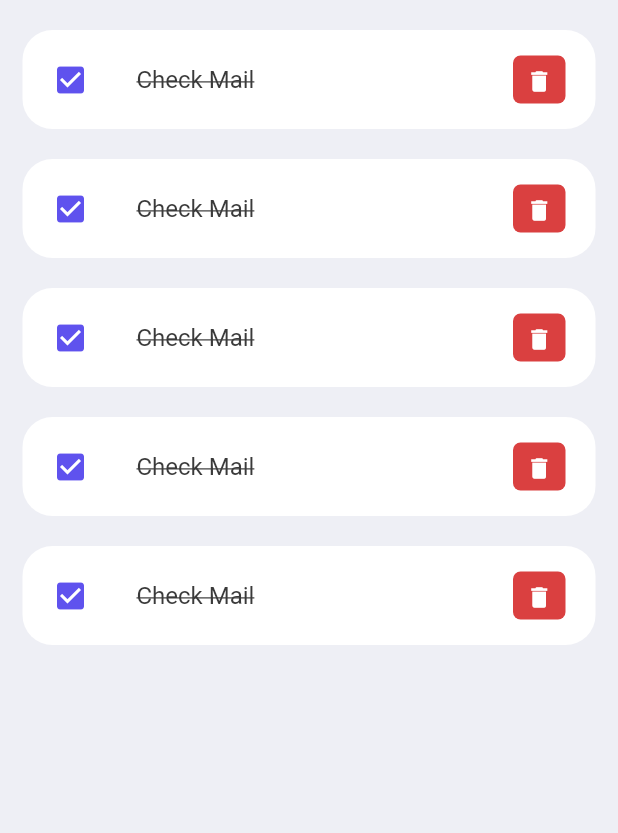
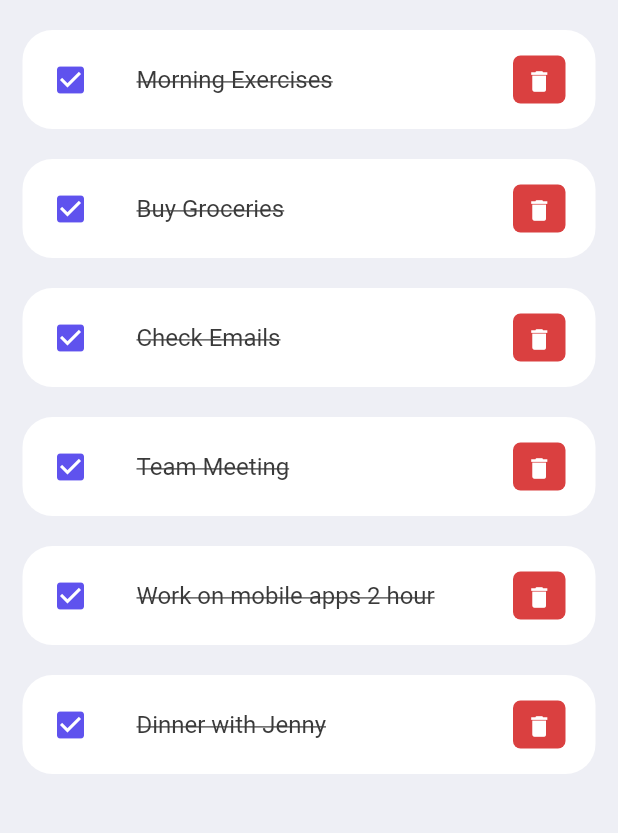
Before and after one commit to RenatoRosaFranco/flutter-todo-app, a Flutter app: the screen it shows after launch, on a phone screen of 412 x 824 dp, the part 312-1145 px from its top. Run offline on Flutter 3.47's test engine with Material 2 defaults, Android fonts, the phone set to English and light mode, and no system bars.

Commit message:
Added Todo model object, create todoItem list on home.dart'

```diff
--- a/lib/main.dart
+++ b/lib/main.dart
@@ -17,7 +17,7 @@ class MyApp extends StatelessWidget {
       )
     );
 
-    return const MaterialApp(
+    return MaterialApp(
       debugShowCheckedModeBanner: false,
       title: 'Todo App',
       home: Home(),
--- /dev/null
+++ b/lib/model/todo.dart
@@ -0,0 +1,22 @@
+class ToDo {
+  String id;
+  String todoText;
+  bool isDone;
+
+  ToDo({
+    required this.id,
+    required this.todoText,
+    this.isDone = false
+  });
+
+  static List<ToDo> todoList() {
+    return [
+      ToDo(id: '01', todoText: 'Morning Exercises', isDone: true),
+      ToDo(id: '02', todoText: 'Buy Groceries', isDone: true),
+      ToDo(id: '03', todoText: 'Check Emails', isDone: true),
+      ToDo(id: '04', todoText: 'Team Meeting', isDone: true),
+      ToDo(id: '05', todoText: 'Work on mobile apps 2 hour', isDone: true),
+      ToDo(id: '06', todoText: 'Dinner with Jenny', isDone: true),
+    ];
+  }
+}
--- a/lib/screens/home.dart
+++ b/lib/screens/home.dart
@@ -1,9 +1,12 @@
 import 'package:flutter/material.dart';
 import 'package:news_app/constants/colors.dart';
 import 'package:news_app/widgets/todo_item.dart';
+import 'package:news_app/model/todo.dart';
 
 class Home extends StatelessWidget {
-  const Home({Key? key}) : super(key: key);
+  Home({Key? key}) : super(key: key);
+
+  final todosList = ToDo.todoList();
 
   @override
   Widget build(BuildContext context) {
@@ -37,11 +40,9 @@ class Home extends StatelessWidget {
                           )
                       )
                     ),
-                    ToDoItem(),
-                    ToDoItem(),
-                    ToDoItem(),
-                    ToDoItem(),
-                    ToDoItem()
+
+                    for ( ToDo todoo in todosList)
+                      ToDoItem(todo: todoo),
                   ],
                 )
               )
--- a/lib/widgets/todo_item.dart
+++ b/lib/widgets/todo_item.dart
@@ -1,8 +1,11 @@
 import 'package:flutter/material.dart';
 import 'package:news_app/constants/colors.dart';
+import 'package:news_app/model/todo.dart';
 
 class ToDoItem extends StatelessWidget {
-  const ToDoItem({Key? key}) : super(key: key);
+  final ToDo todo;
+
+  const ToDoItem({Key? key, required this.todo}) : super(key: key);
 
   @override
   Widget build(BuildContext context) {
@@ -18,12 +21,15 @@ class ToDoItem extends StatelessWidget {
             vertical: 5
         ),
         tileColor: Colors.white,
-        leading: const Icon(Icons.check_box, color: tdBlue),
-        title: const Text('Check Mail',
+        leading: Icon(
+            todo.isDone? Icons.check_box : Icons.check_box_outline_blank,
+            color: tdBlue
+        ),
+        title: Text(todo.todoText,
         style: TextStyle(
           fontSize: 16,
           color: tdBlack,
-          decoration: TextDecoration.lineThrough,
+          decoration: todo.isDone? TextDecoration.lineThrough : null,
         ),),
         trailing: Container(
           padding: const EdgeInsets.all(0),
```
